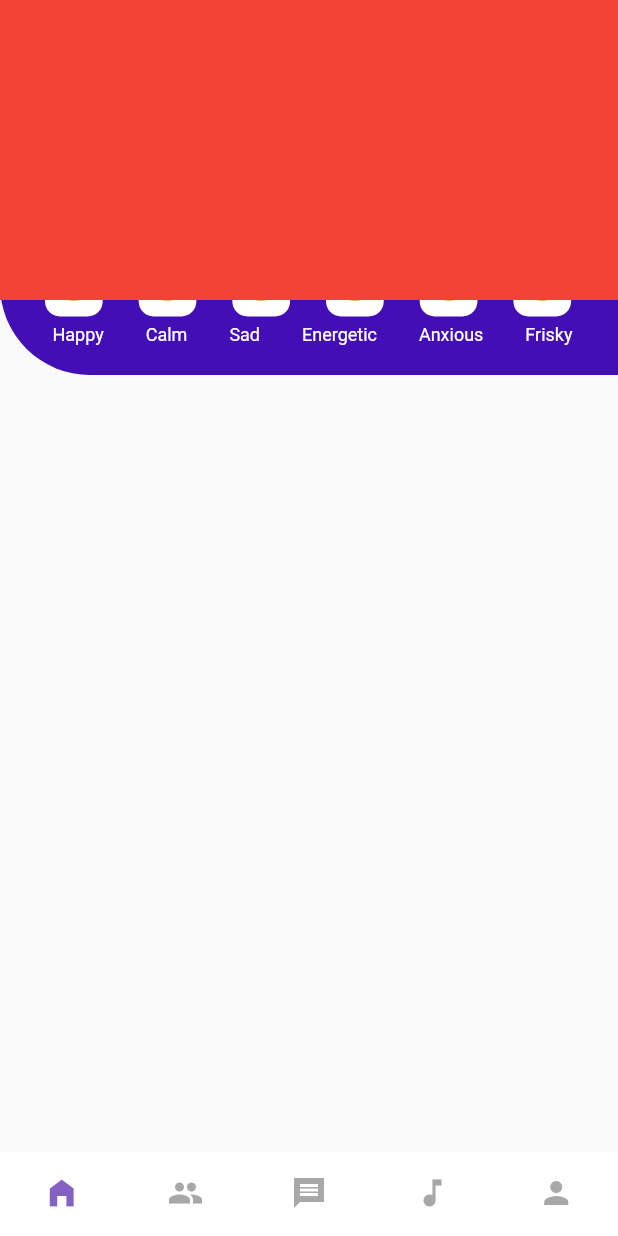
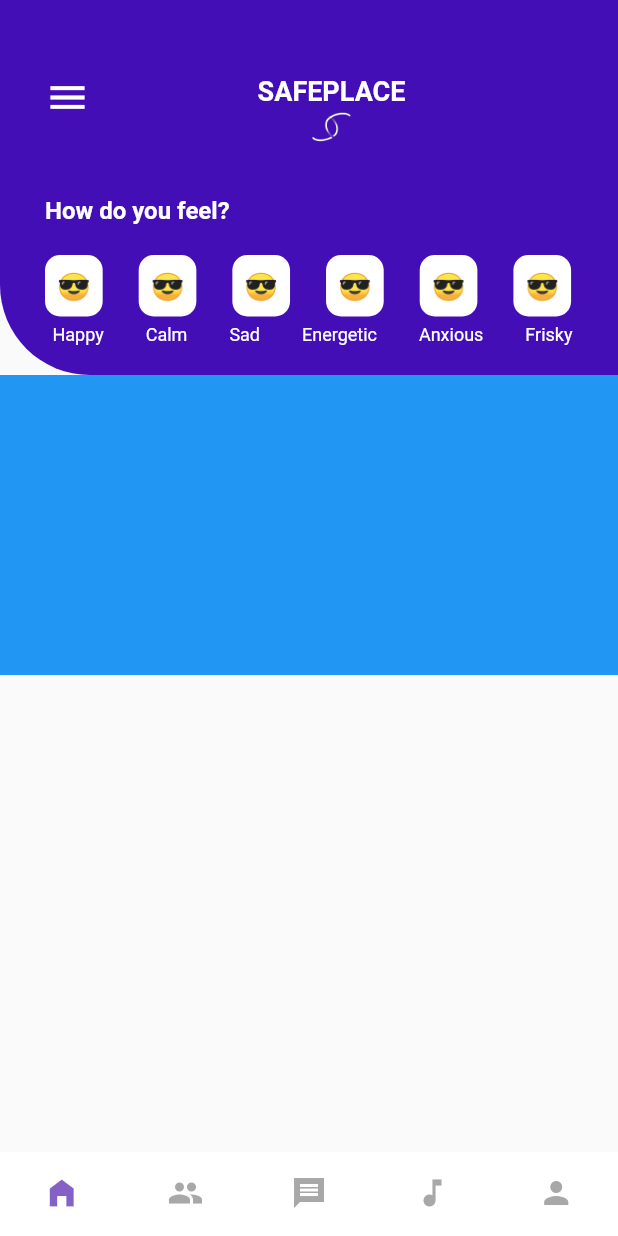
Before and after one commit to jaymesC/safeplace-social-app, a Flutter app: the screen it shows after launch, on a phone screen of 412 x 824 dp. Run offline on Flutter 3.47's test engine with Material 2 defaults, Android fonts, the phone set to English and light mode, and no system bars; our stand-ins replace flutter_spinkit.

Commit message:
updated homepage

```diff
--- a/lib/pages/home_page.dart
+++ b/lib/pages/home_page.dart
@@ -13,11 +13,8 @@ class HomePage extends StatelessWidget {
     return Scaffold(
         body: Container(
       height: h,
-      child: Stack(
-        children: [
-          _headSection(),
-         _featureSection()
-         ],
+      child: Column(
+        children: [_headSection(), _featureSection()],
       ),
     ));
   }
@@ -39,7 +36,9 @@ class HomePage extends StatelessWidget {
       decoration: BoxDecoration(
           color: Color.fromARGB(255, 67, 14, 182),
           borderRadius: BorderRadius.only(bottomLeft: Radius.circular(60))),
-      child: Column(
+      child: Stack(
+        children: [
+          Column(
             children: [
               Stack(
                 // crossAxisAlignment: CrossAxisAlignment.center,
@@ -115,9 +114,12 @@ class HomePage extends StatelessWidget {
                         padding: EdgeInsets.fromLTRB(5, 0, 0, 0),
                         margin: EdgeInsets.only(right: 23),
                         child: Text(item,
-                        style: TextStyle(color: Colors.white, fontSize: 12)))
+                            style:
+                                TextStyle(color: Colors.white, fontSize: 12)))
                 ],
               )
+            ],
+          ),
         ],
       ),
     );
@@ -126,6 +128,7 @@ class HomePage extends StatelessWidget {
   _featureSection() {
     return Container(
       height: 200,
+      decoration: BoxDecoration(color: Colors.red),
       child: FeatureCard(),
     );
   }
--- a/lib/widgets/feature_card.dart
+++ b/lib/widgets/feature_card.dart
@@ -6,8 +6,8 @@ class FeatureCard extends StatelessWidget {
   @override
   Widget build(BuildContext context) {
     return Container(
-      // padding: const EdgeInsets.fromLTRB(10, 10, 10, 10),
-      decoration: BoxDecoration(color: Colors.red),
+      padding: const EdgeInsets.fromLTRB(10, 10, 10, 10),
+      decoration: BoxDecoration(color: Colors.blue),
     );
   }
 }
```
Lines whose indentation alone changed are shown as unchanged.
